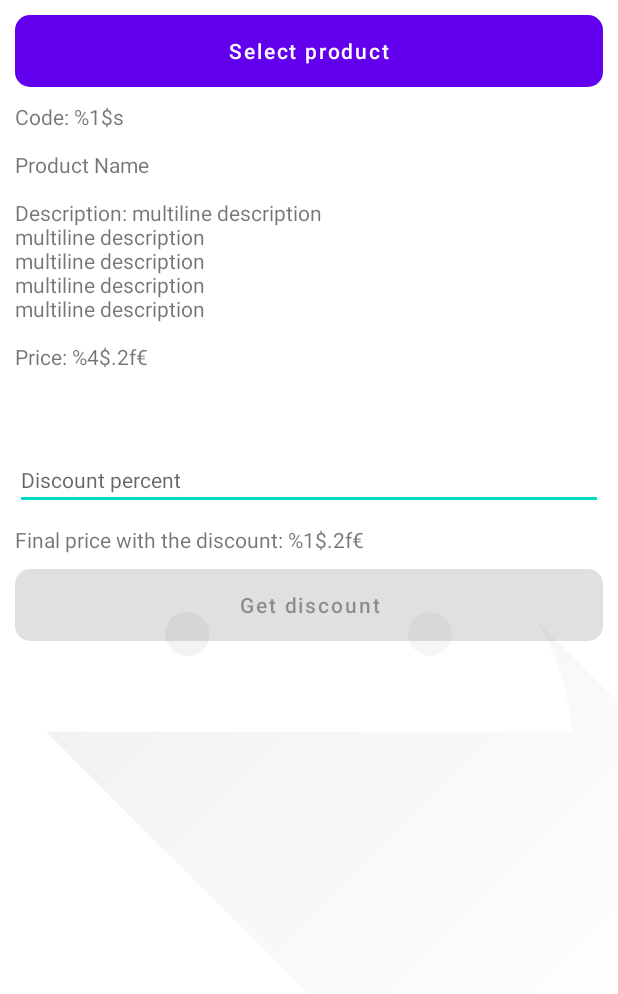
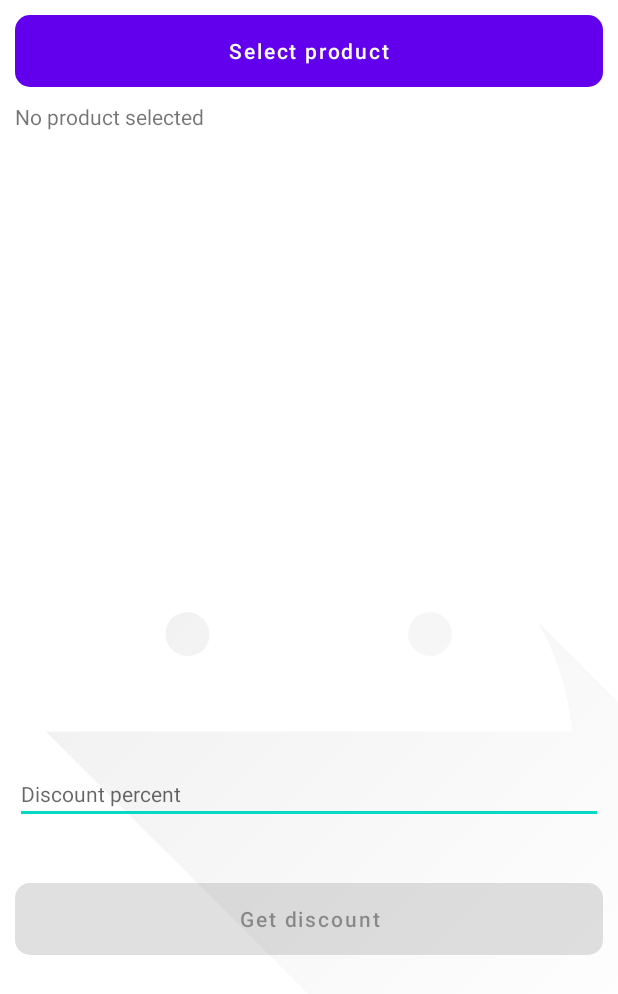
Before and after one commit to Jkutkut/Android-Product_Discount, an Android app: the screen it shows after launch (MainActivity), on a phone screen of 412 x 824 dp. Shown: the top 994 px of the screen. Run offline under Robolectric (Android 15) with nearby library versions, the phone set to English and light mode, and no system bars.

Commit message:
adding product to logic

```diff
--- a/app/src/main/java/com/jkutkut/productdiscount/MainActivity.java
+++ b/app/src/main/java/com/jkutkut/productdiscount/MainActivity.java
@@ -11,6 +11,8 @@ import android.widget.EditText;
 import android.widget.TextView;
 import android.widget.Toast;
 
+import com.jkutkut.productdiscount.javabean.Product;
+
 public class MainActivity extends AppCompatActivity {
 
     // ******** UI Components ********
@@ -22,10 +24,14 @@ public class MainActivity extends AppCompatActivity {
 
     private ActivityResultLauncher<Intent> selectProduct;
 
+    private Product product;
+
     @Override
     protected void onCreate(Bundle savedInstanceState) {
         super.onCreate(savedInstanceState);
         setContentView(R.layout.activity_main);
+
+        product = null;
 
         // ******** UI Components ********
         btnSelectProduct = findViewById(R.id.btnSelectProduct);
@@ -34,14 +40,18 @@ public class MainActivity extends AppCompatActivity {
         txtvDiscount = findViewById(R.id.txtvDiscount);
         btnCalculate = findViewById(R.id.btnCalculate);
 
+        // ******** UI ********
+        updateUI();
+
+        // ******** Controller ********
+
         selectProduct = registerForActivityResult(
                 new ActivityResultContracts.StartActivityForResult(),
                 result -> {
                     if (result.getResultCode() == RESULT_OK) {
                         toastUser("Product selected");
                         // Get data from intent
-                        String test = result.getData().getStringExtra("test");
-                        toastUser(test);
+                        product = (Product) result.getData().getSerializableExtra("product");
                     }
                     else {
                         // TODO
@@ -59,6 +69,22 @@ public class MainActivity extends AppCompatActivity {
         });
     }
 
+    private void updateUI() {
+        if (product == null) {
+            txtvProduct.setText("No product selected");
+            txtvDiscount.setText("");
+        }
+        else {
+            txtvProduct.setText(String.format(
+                getString(R.string.txtvProductFilled),
+                product.getId(),
+                product.getName(),
+                product.getDescription(),
+                product.getPrice()
+            ));
+        }
+    }
+
     private void toastUser(String str) {
         if (str != null)
             Toast.makeText(this, str, Toast.LENGTH_LONG).show();
--- a/app/src/main/res/layout/activity_main.xml
+++ b/app/src/main/res/layout/activity_main.xml
@@ -22,8 +22,7 @@
         <TextView
             android:id="@+id/txtvProduct"
             style="@style/txtv_style"
-            android:text="@string/txtvProductDebug"
-            android:layout_weight="1"/>
+            android:layout_weight="7"/>
 
         <EditText
             android:id="@+id/etxtDiscount"
@@ -34,8 +33,7 @@
 
         <TextView
             android:id="@+id/txtvDiscount"
-            style="@style/txtv_style"
-            android:text="@string/txtvDiscountDebug"/>
+            style="@style/txtv_style"/>
 
         <Button style="@style/btn_style"
             android:id="@+id/btnCalculate"
--- a/app/src/main/res/values/strings.xml
+++ b/app/src/main/res/values/strings.xml
@@ -1,9 +1,8 @@
 <resources>
     <string name="app_name">ProductDiscount</string>
     <string name="btn_select_product">Select product</string>
-    <string name="txtvProductDebug">Code: %1$s\n\nProduct Name\n\nDescription: multiline description\nmultiline description\nmultiline description\nmultiline description\nmultiline description\n\nPrice: %4$.2f€</string>
     <string name="txtvProductFilled">Code: %1$s\n\n%2$s\n\nDescription: %3$s\n\nPrice: %4$.2f€</string>
-    <string name="txtvDiscountDebug">Final price with the discount: %1$.2f€</string>
+    <string name="txtvDiscount">Final price with the discount: %1$.2f€</string>
     <string name="etxtDiscountHint">Discount percent</string>
     <string name="btn_calculate">Get discount</string>
     <string name="product_selection_title">Product selection</string>
```
Also changed, not shown: app/src/main/java/com/jkutkut/productdiscount/ProductSelection.java (+7 -1 lines).
